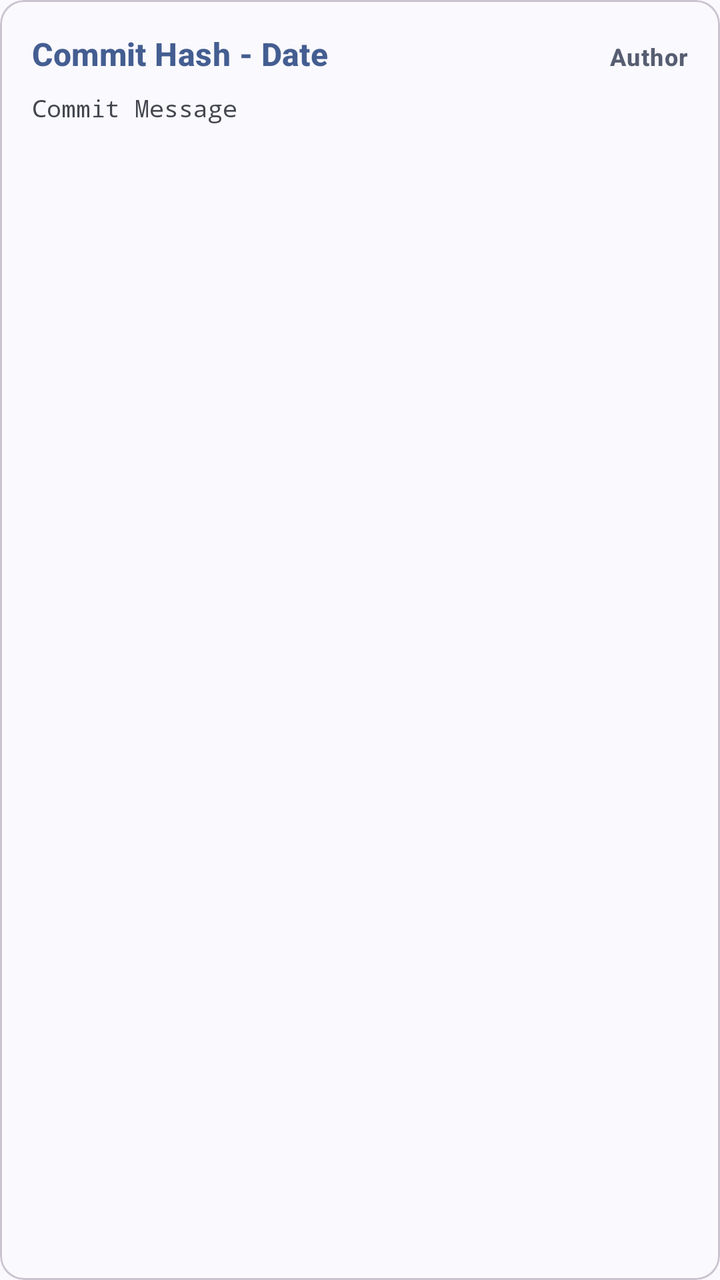
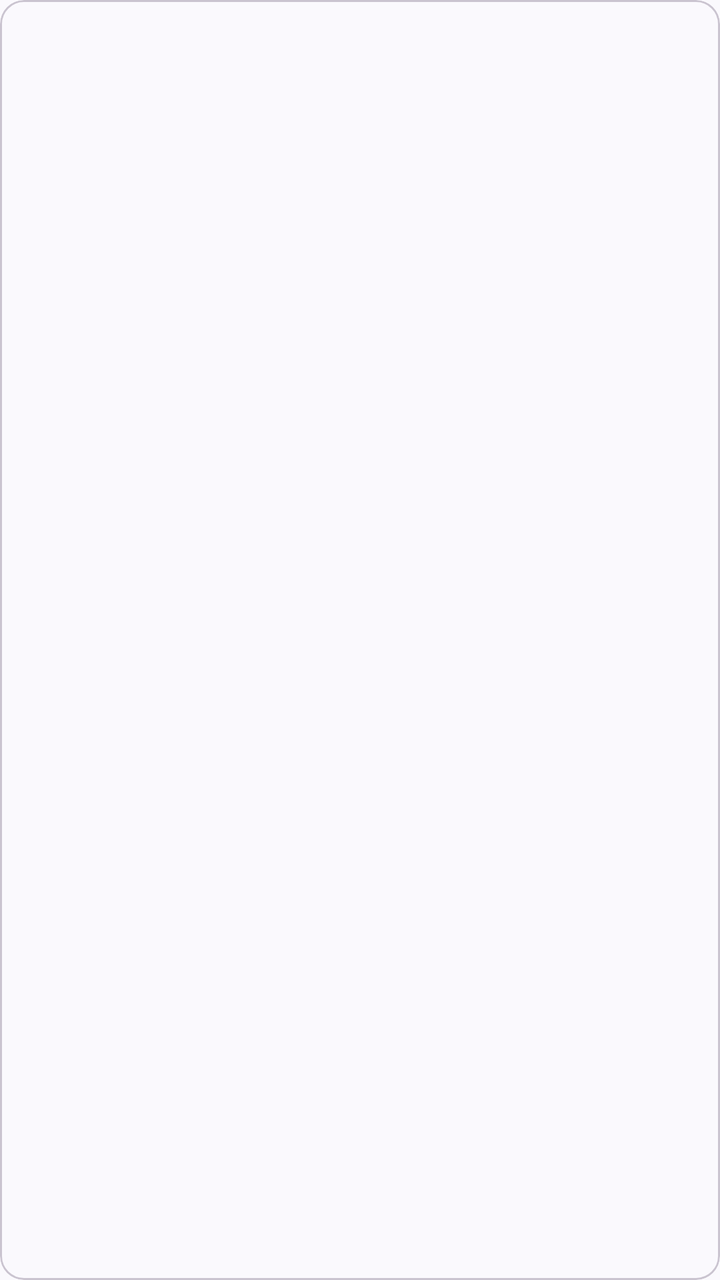

An Android layout rendered at two revisions. The XML below is the earlier revision; the diff shows what the commit changed to produce the second picture.
<!-- AndroidManifest.xml: application theme Theme.CodeAssist -->
<!-- res/layout/item_log.xml -->
<?xml version="1.0" encoding="utf-8"?>
<com.google.android.material.card.MaterialCardView 
    xmlns:android="http://schemas.android.com/apk/res/android"
    xmlns:app="http://schemas.android.com/apk/res-auto"
    android:layout_width="match_parent"
    android:layout_height="wrap_content"
    android:layout_marginBottom="8dp"
    app:cardCornerRadius="12dp"
    app:strokeWidth="1dp"
    app:strokeColor="?attr/colorOutlineVariant"
    app:cardBackgroundColor="?attr/colorSurface">

    <LinearLayout
        android:layout_width="match_parent"
        android:layout_height="wrap_content"
        android:orientation="vertical"
        android:padding="16dp">

        <LinearLayout
            android:layout_width="match_parent"
            android:layout_height="wrap_content"
            android:orientation="horizontal">
            
            <TextView
                android:id="@+id/tvCommitHeader"
                android:layout_width="0dp"
                android:layout_height="wrap_content"
                android:layout_weight="1"
                android:text="Commit Hash - Date"
                android:textStyle="bold"
                android:textAppearance="?attr/textAppearanceTitleMedium"
                android:textColor="?attr/colorPrimary"/>
                
            <TextView
                android:id="@+id/tvCommitAuthor"
                android:layout_width="wrap_content"
                android:layout_height="wrap_content"
                android:text="Author"
                android:textStyle="bold"
                android:textColor="?attr/colorSecondary"
                android:textAppearance="?attr/textAppearanceLabelMedium"/>
        </LinearLayout>

        <TextView
            android:id="@+id/tvCommitMessage"
            android:layout_width="match_parent"
            android:layout_height="wrap_content"
            android:text="Commit Message"
            android:fontFamily="monospace"
            android:textSize="12sp"
            android:textColor="?attr/colorOnSurfaceVariant"
            android:layout_marginTop="8dp"/>
            
    </LinearLayout>
</com.google.android.material.card.MaterialCardView>
<!-- resources referenced by this layout -->
<resources>
  <style name="Theme.CodeAssist" parent="Theme.Material3.DynamicColors.DayNight">
          
          <item name="android:statusBarColor">?attr/colorSurface</item>
          <item name="android:windowLightStatusBar">true</item>
      </style>
</resources>

<!-- the commit's change to res/layout/item_log.xml (unified diff, before → after) -->
@@ -16,40 +16,33 @@
         android:orientation="vertical"
         android:padding="16dp">
 
-        <LinearLayout
+        
+        <TextView
+            android:id="@+id/tvCommitHeader"
             android:layout_width="match_parent"
             android:layout_height="wrap_content"
-            android:orientation="horizontal">
+            android:textStyle="bold"
+            android:textAppearance="?attr/textAppearanceTitleMedium"
+            android:textColor="?attr/colorPrimary"/>
             
-            <TextView
-                android:id="@+id/tvCommitHeader"
-                android:layout_width="0dp"
-                android:layout_height="wrap_content"
-                android:layout_weight="1"
-                android:text="Commit Hash - Date"
-                android:textStyle="bold"
-                android:textAppearance="?attr/textAppearanceTitleMedium"
-                android:textColor="?attr/colorPrimary"/>
-                
-            <TextView
-                android:id="@+id/tvCommitAuthor"
-                android:layout_width="wrap_content"
-                android:layout_height="wrap_content"
-                android:text="Author"
-                android:textStyle="bold"
-                android:textColor="?attr/colorSecondary"
-                android:textAppearance="?attr/textAppearanceLabelMedium"/>
-        </LinearLayout>
+        
+        <TextView
+            android:id="@+id/tvCommitAuthor"
+            android:layout_width="match_parent"
+            android:layout_height="wrap_content"
+            android:layout_marginTop="4dp"
+            android:textColor="?attr/colorOnSurfaceVariant"
+            android:textAppearance="?attr/textAppearanceLabelMedium"/>
 
+        
         <TextView
             android:id="@+id/tvCommitMessage"
             android:layout_width="match_parent"
             android:layout_height="wrap_content"
-            android:text="Commit Message"
             android:fontFamily="monospace"
             android:textSize="12sp"
-            android:textColor="?attr/colorOnSurfaceVariant"
-            android:layout_marginTop="8dp"/>
+            android:textColor="?attr/colorSecondary"
+            android:layout_marginTop="10dp"/>
             
     </LinearLayout>
 </com.google.android.material.card.MaterialCardView>
